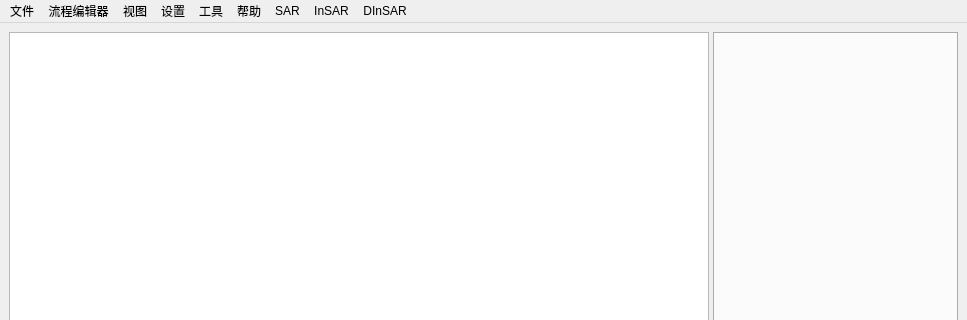
The window that ui/MainWindow.ui (huxleylee329-dancer/InSAR_UI) describes before a commit, drawn with Qt 5; both pictures show x 0 to 967 and y 0 to 320 of the 967 by 730 pixel window.
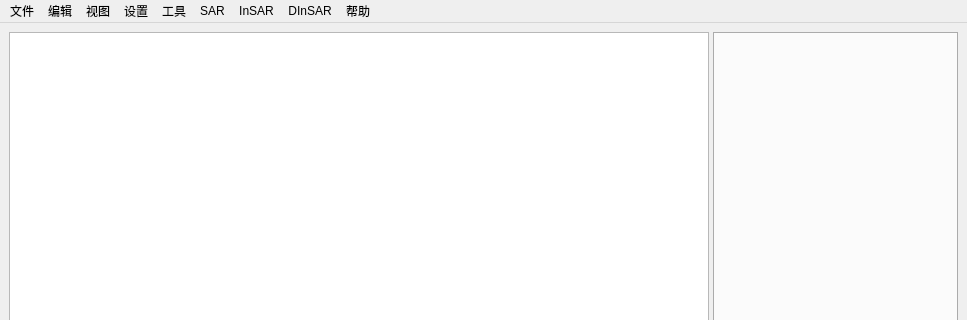
The same window after the commit. Icons and pictures are not drawn. Custom widgets are drawn as their Qt base class.

Diff of the .ui file:
```diff
--- a/ui/MainWindow.ui
+++ b/ui/MainWindow.ui
@@ -80,7 +80,7 @@
      <x>0</x>
      <y>0</y>
      <width>967</width>
-     <height>23</height>
+     <height>22</height>
     </rect>
    </property>
    <widget class="QMenu" name="File">
@@ -100,7 +100,7 @@
    </widget>
    <widget class="QMenu" name="Edit">
     <property name="title">
-     <string>流程编辑器</string>
+     <string>编辑</string>
     </property>
     <addaction name="actionNodeEditor"/>
    </widget>
@@ -198,10 +198,10 @@
    <addaction name="View"/>
    <addaction name="Setteing"/>
    <addaction name="Process"/>
-   <addaction name="Help"/>
    <addaction name="menuSAR"/>
    <addaction name="menuInSAR"/>
    <addaction name="menuDInSAR"/>
+   <addaction name="Help"/>
   </widget>
   <widget class="QStatusBar" name="statusbar"/>
   <action name="actionNew">
```
Left out of the diff: 18 changed lines with no effect on the pictures.
